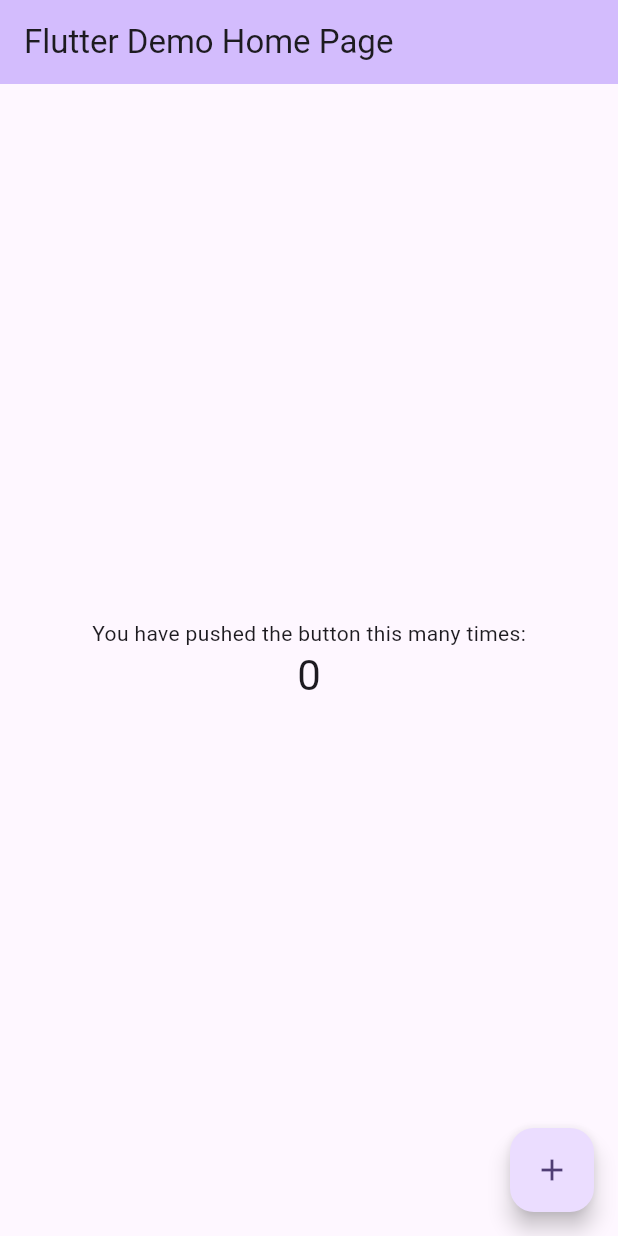
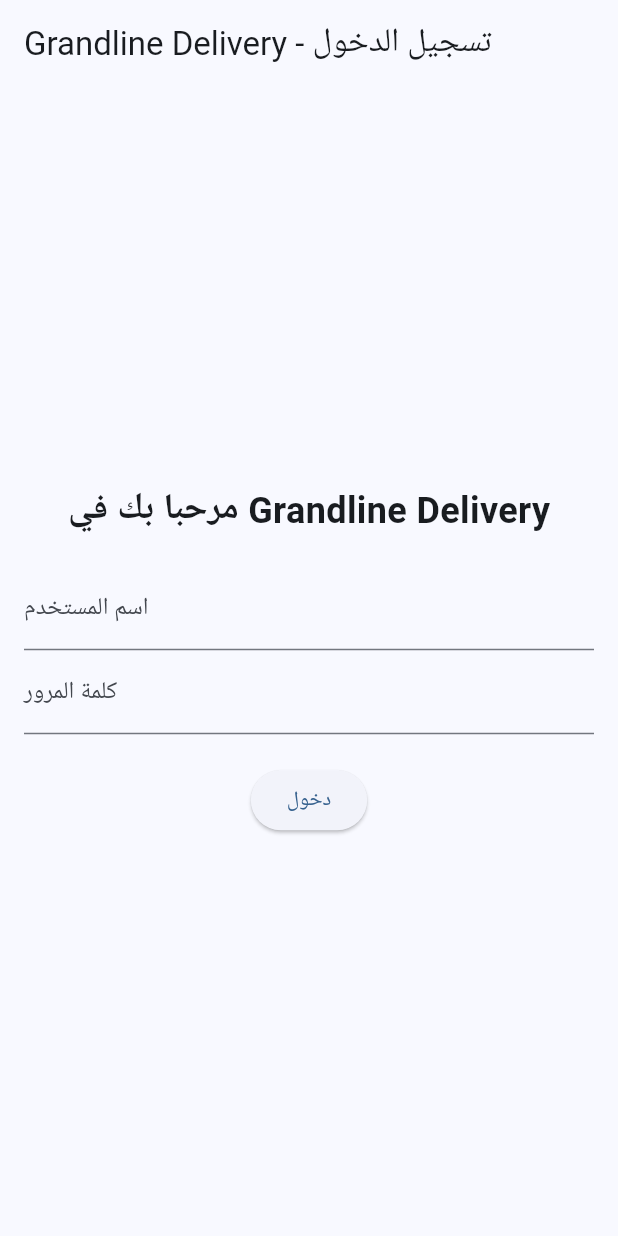
Before and after one commit to could-ai/019a4bec-dfce-7ad7-938d-f9d7fbbaf3c5, a Flutter app: the screen it shows after launch, on a phone screen of 412 x 824 dp. Run offline on Flutter 3.47's test engine with Material 3 defaults, Android fonts, the phone set to English and light mode, and no system bars.

Commit message:
تم تحديث اسم التطبيق إلى grandline_delivery وإضافة وصف خاص بشركة التوصيل، مع إضافة أصول للصور والخطوط لتحسين تجربة المستخدم. هذا يجعل التطبيق يتناسب مع هوية شركة Grandline Delivery.; تم إعادة هيكلة main.dart ليصبح تطبيق Grandline Delivery، مع إضافة شاشات أساسية للدخول، الصفحة الرئيسية، والطلبات. تم تغيير لون المظهر إلى أزرق ليتناسب مع هوية الشركة، وإضافة خط Roboto. تم إزالة الكود الافتراضي للعداد واستبداله بهيكل التطبيق الجديد.; تم إنشاء شاشة تسجيل الدخول الأساسية مع حقول لاسم المستخدم وكلمة المرور، وزر دخول ينقل إلى الصفحة الرئيسية. هذا يوفر نقطة دخول للتطبيق مع واجهة عربية.; تم إنشاء الصفحة الرئيسية مع قائمة بالميزات الأساسية مثل الطلبات، التتبع، والملف الشخصي. تم إضافة زر تسجيل الخروج للتنقل مرة أخرى إلى شاشة الدخول.; تم إنشاء شاشة الطلبات مع قائمة بالطلبات الوهمية، عرض حالة ووجهة كل طلب. تم إضافة زر إضافة طلب جديد كعنصر مؤقت للمستقبل.

```diff
--- a/usr/lib/main.dart
+++ b/usr/lib/main.dart
@@ -1,120 +1,31 @@
 import 'package:flutter/material.dart';
+import 'screens/home_screen.dart';
+import 'screens/login_screen.dart';
+import 'screens/orders_screen.dart';
 
 void main() {
-  runApp(const MyApp());
+  runApp(const GrandlineDeliveryApp());
 }
 
-class MyApp extends StatelessWidget {
-  const MyApp({super.key});
+class GrandlineDeliveryApp extends StatelessWidget {
+  const GrandlineDeliveryApp({super.key});
 
-  // This widget is the root of your application.
   @override
   Widget build(BuildContext context) {
     return MaterialApp(
-      title: 'Flutter Demo',
+      title: 'Grandline Delivery',
       debugShowCheckedModeBanner: false,
       theme: ThemeData(
-        // This is the theme of your application.
-        //
-        // TRY THIS: Try running your application with "flutter run". You'll see
-        // the application has a purple toolbar. Then, without quitting the app,
-        // try changing the seedColor in the colorScheme below to Colors.green
-        // and then invoke "hot reload" (save your changes or press the "hot
-        // reload" button in a Flutter-supported IDE, or press "r" if you used
-        // the command line to start the app).
-        //
-        // Notice that the counter didn't reset back to zero; the application
-        // state is not lost during the reload. To reset the state, use hot
-        // restart instead.
-        //
-        // This works for code too, not just values: Most code changes can be
-        // tested with just a hot reload.
-        colorScheme: ColorScheme.fromSeed(seedColor: Colors.deepPurple),
+        colorScheme: ColorScheme.fromSeed(seedColor: Colors.blue),
+        useMaterial3: true,
+        fontFamily: 'Roboto',
       ),
-      home: const MyHomePage(title: 'Flutter Demo Home Page'),
+      initialRoute: '/',
+      routes: {
+        '/': (context) => const LoginScreen(),
+        '/home': (context) => const HomeScreen(),
+        '/orders': (context) => const OrdersScreen(),
+      },
     );
   }
 }
-
-class MyHomePage extends StatefulWidget {
-  const MyHomePage({super.key, required this.title});
-
-  // This widget is the home page of your application. It is stateful, meaning
-  // that it has a State object (defined below) that contains fields that affect
-  // how it looks.
-
-  // This class is the configuration for the state. It holds the values (in this
-  // case the title) provided by the parent (in this case the App widget) and
-  // used by the build method of the State. Fields in a Widget subclass are
-  // always marked "final".
-
-  final String title;
-
-  @override
-  State<MyHomePage> createState() => _MyHomePageState();
-}
-
-class _MyHomePageState extends State<MyHomePage> {
-  int _counter = 0;
-
-  void _incrementCounter() {
-    setState(() {
-      // This call to setState tells the Flutter framework that something has
-      // changed in this State, which causes it to rerun the build method below
-      // so that the display can reflect the updated values. If we changed
-      // _counter without calling setState(), then the build method would not be
-      // called again, and so nothing would appear to happen.
-      _counter++;
-    });
-  }
-
-  @override
-  Widget build(BuildContext context) {
-    // This method is rerun every time setState is called, for instance as done
-    // by the _incrementCounter method above.
-    //
-    // The Flutter framework has been optimized to make rerunning build methods
-    // fast, so that you can just rebuild anything that needs updating rather
-    // than having to individually change instances of widgets.
-    return Scaffold(
-      appBar: AppBar(
-        // TRY THIS: Try changing the color here to a specific color (to
-        // Colors.amber, perhaps?) and trigger a hot reload to see the AppBar
-        // change color while the other colors stay the same.
-        backgroundColor: Theme.of(context).colorScheme.inversePrimary,
-        // Here we take the value from the MyHomePage object that was created by
-        // the App.build method, and use it to set our appbar title.
-        title: Text(widget.title),
-      ),
-      body: Center(
-        // Center is a layout widget. It takes a single child and positions it
-        // in the middle of the parent.
-        child: Column(
-          // Column is also a layout widget. It takes a list of children and
-          // arranges them vertically. By default, it sizes itself to fit its
-          // children horizontally, and tries to be as tall as its parent.
-          //
-          // Column has various properties to control how it sizes itself and
-          // how it positions its children. Here we use mainAxisAlignment to
-          // center the children vertically; the main axis here is the vertical
-          // axis because Columns are vertical (the cross axis would be
-          // horizontal).
-          //
-          // TRY THIS: Invoke "debug painting" (choose the "Toggle Debug Paint"
-          // action in the IDE, or press "p" in the console), to see the
-          // wireframe for each widget.
-          mainAxisAlignment: MainAxisAlignment.center,
-          children: <Widget>[
-            const Text('You have pushed the button this many times:'),
-            Text('$_counter', style: Theme.of(context).textTheme.headlineMedium),
-          ],
-        ),
-      ),
-      floatingActionButton: FloatingActionButton(
-        onPressed: _incrementCounter,
-        tooltip: 'Increment',
-        child: const Icon(Icons.add),
-      ), // This trailing comma makes auto-formatting nicer for build methods.
-    );
-  }
-}
--- /dev/null
+++ b/usr/lib/screens/login_screen.dart
@@ -0,0 +1,41 @@
+import 'package:flutter/material.dart';
+
+class LoginScreen extends StatelessWidget {
+  const LoginScreen({super.key});
+
+  @override
+  Widget build(BuildContext context) {
+    return Scaffold(
+      appBar: AppBar(
+        title: const Text('Grandline Delivery - تسجيل الدخول'),
+      ),
+      body: Padding(
+        padding: const EdgeInsets.all(16.0),
+        child: Column(
+          mainAxisAlignment: MainAxisAlignment.center,
+          children: [
+            const Text(
+              'مرحبا بك في Grandline Delivery',
+              style: TextStyle(fontSize: 24, fontWeight: FontWeight.bold),
+            ),
+            const SizedBox(height: 20),
+            TextField(
+              decoration: const InputDecoration(labelText: 'اسم المستخدم'),
+            ),
+            TextField(
+              decoration: const InputDecoration(labelText: 'كلمة المرور'),
+              obscureText: true,
+            ),
+            const SizedBox(height: 20),
+            ElevatedButton(
+              onPressed: () {
+                Navigator.pushReplacementNamed(context, '/home');
+              },
+              child: const Text('دخول'),
+            ),
+          ],
+        ),
+      ),
+    );
+  }
+}
```
Also changed, not shown: usr/lib/screens/home_screen.dart (added, +61 -0 lines), usr/lib/screens/orders_screen.dart (added, +41 -0 lines), usr/pubspec.yaml (+12 -72 lines).
